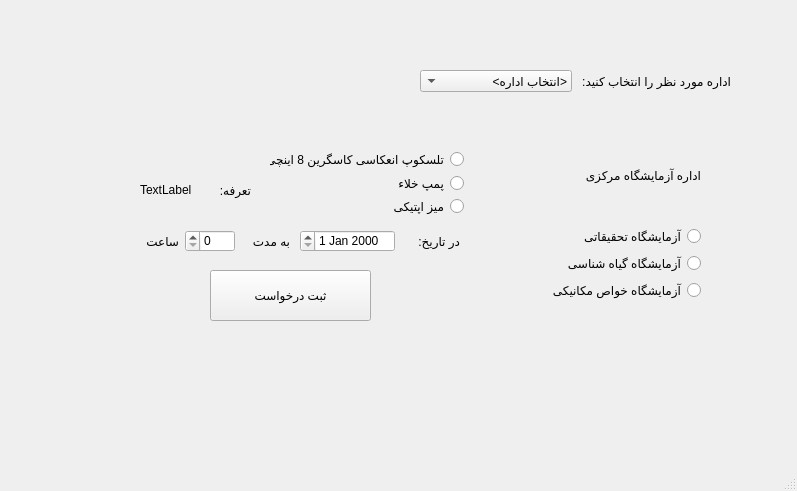
M-JavadHeydarpour/University-resource-management, file University-resource-management/userpanel.ui: the form before one commit.
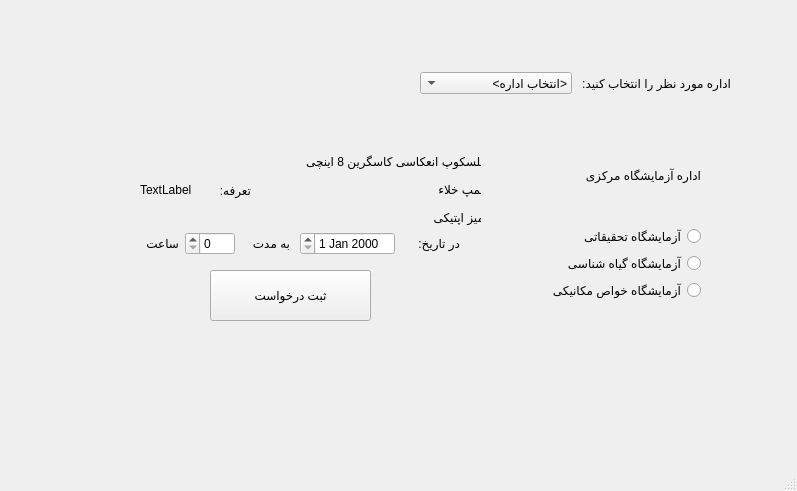
The form after the commit. The open tabs and pages were chosen to show the change. Icons and pictures are not drawn.

Patch:
```diff
--- a/University-resource-management/userpanel.ui
+++ b/University-resource-management/userpanel.ui
@@ -371,8 +371,8 @@
            <rect>
             <x>150</x>
             <y>20</y>
-            <width>194</width>
-            <height>65</height>
+            <width>234</width>
+            <height>82</height>
            </rect>
           </property>
           <layout class="QVBoxLayout" name="verticalLayout_7">
@@ -405,7 +405,7 @@
             <x>180</x>
             <y>100</y>
             <width>160</width>
-            <height>22</height>
+            <height>27</height>
            </rect>
           </property>
           <layout class="QHBoxLayout" name="horizontalLayout_4">
@@ -427,7 +427,7 @@
             <x>10</x>
             <y>100</y>
             <width>160</width>
-            <height>22</height>
+            <height>27</height>
            </rect>
           </property>
           <layout class="QHBoxLayout" name="horizontalLayout_5">
@@ -868,7 +868,7 @@
         <x>390</x>
         <y>60</y>
         <width>311</width>
-        <height>22</height>
+        <height>26</height>
        </rect>
       </property>
       <layout class="QHBoxLayout" name="horizontalLayout">
```
Left out of the diff: 18 changed lines with no effect on the pictures.
